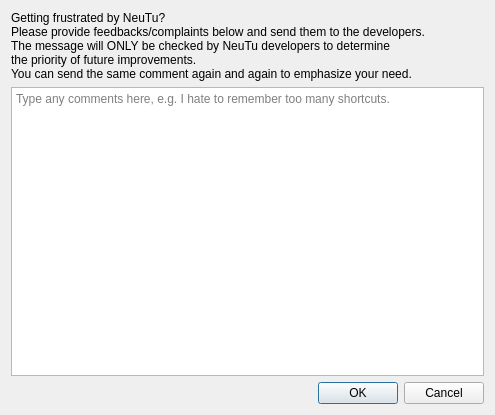
Old version of the form neurolabi/gui/dialogs/userfeedbackdialog.ui in the repository janelia-flyem/NeuTu.
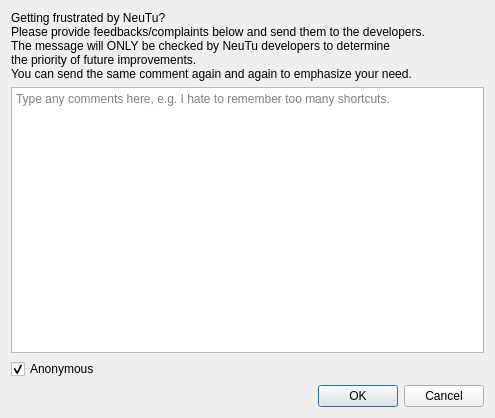
New version of the form.

Commit message: Adds anonymous option in feedback dialog

Diff of the .ui file:
```diff
--- a/neurolabi/gui/dialogs/userfeedbackdialog.ui
+++ b/neurolabi/gui/dialogs/userfeedbackdialog.ui
@@ -7,7 +7,7 @@
     <x>0</x>
     <y>0</y>
     <width>495</width>
-    <height>415</height>
+    <height>418</height>
    </rect>
   </property>
   <property name="windowTitle">
@@ -32,6 +32,20 @@
      </property>
     </widget>
    </item>
+   <item>
+    <widget class="QCheckBox" name="anonymousCheckBox">
+     <property name="toolTip">
+      <string>Send the message without revealing your identity.
+But if you expect follow-up from the developers, please check it off.</string>
+     </property>
+     <property name="text">
+      <string>Anonymous</string>
+     </property>
+     <property name="checked">
+      <bool>true</bool>
+     </property>
+    </widget>
+   </item>
    <item>
     <widget class="QDialogButtonBox" name="buttonBox">
      <property name="orientation">
```
Left out of the diff: 3 changed lines with no effect on the pictures. The commit also changes 5 other files.
